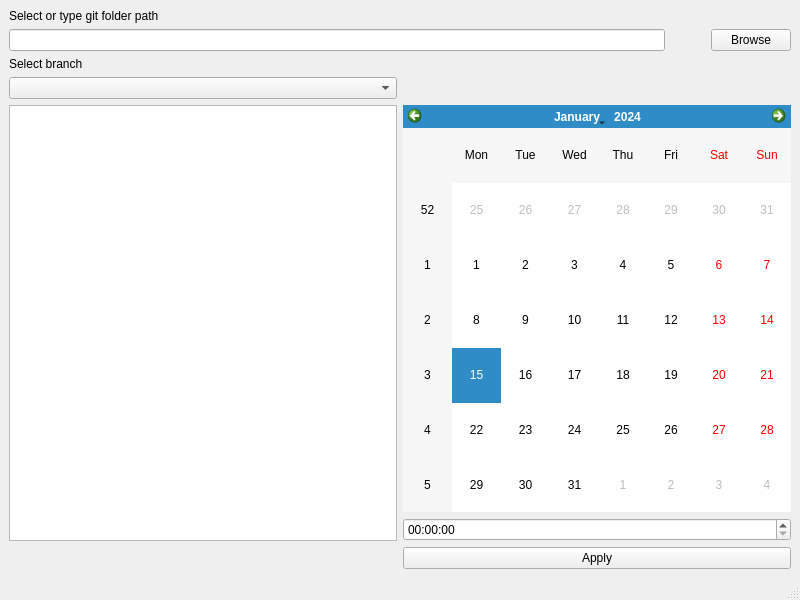
Before: the Qt Designer form main.ui in alexandernst/git-rewrite-date, drawn with Qt 5.
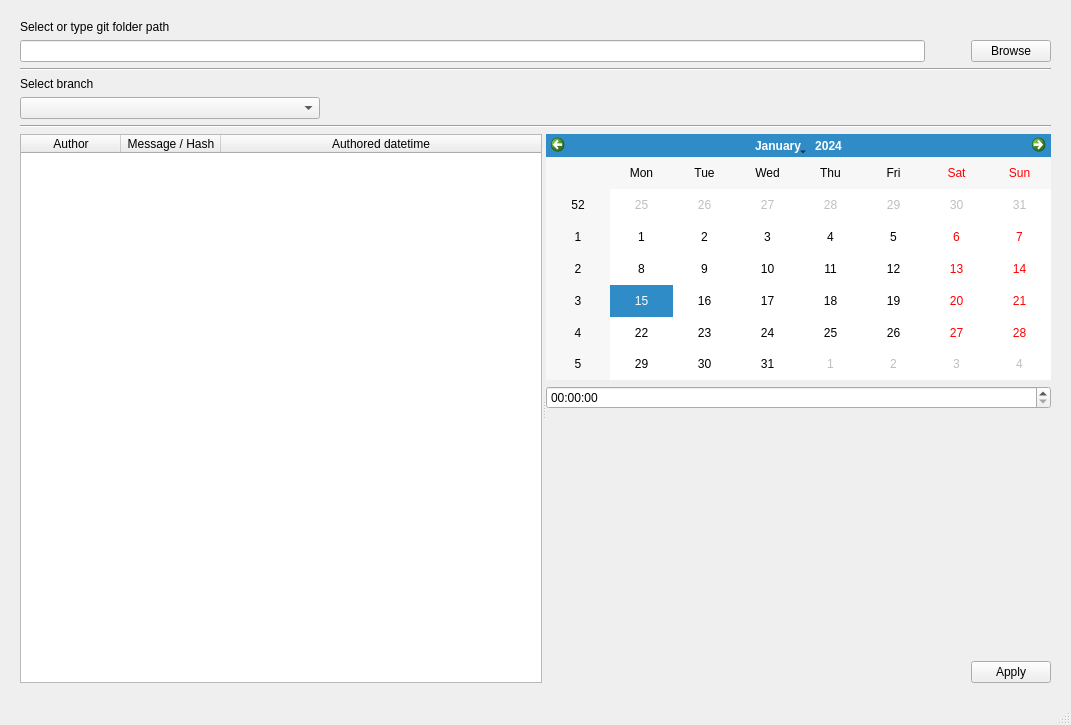
After: the same form once the commit is applied.

The edit to the form file:
```diff
--- a/main.ui
+++ b/main.ui
@@ -6,8 +6,8 @@
    <rect>
     <x>0</x>
     <y>0</y>
-    <width>800</width>
-    <height>600</height>
+    <width>1071</width>
+    <height>725</height>
    </rect>
   </property>
   <property name="windowTitle">
@@ -15,10 +15,187 @@
   </property>
   <widget class="QWidget" name="centralwidget">
    <layout class="QGridLayout" name="gridLayout">
-    <item row="0" column="0" colspan="2">
+    <property name="leftMargin">
+     <number>20</number>
+    </property>
+    <property name="topMargin">
+     <number>20</number>
+    </property>
+    <property name="rightMargin">
+     <number>20</number>
+    </property>
+    <property name="bottomMargin">
+     <number>20</number>
+    </property>
+    <item row="4" column="0">
+     <widget class="QSplitter" name="splitter">
+      <property name="orientation">
+       <enum>Qt::Horizontal</enum>
+      </property>
+      <widget class="QTableWidget" name="commits">
+       <property name="alternatingRowColors">
+        <bool>true</bool>
+       </property>
+       <property name="selectionBehavior">
+        <enum>QAbstractItemView::SelectRows</enum>
+       </property>
+       <attribute name="horizontalHeaderStretchLastSection">
+        <bool>true</bool>
+       </attribute>
+       <attribute name="verticalHeaderVisible">
+        <bool>false</bool>
+       </attribute>
+       <column>
+        <property name="text">
+         <string>Author</string>
+        </property>
+       </column>
+       <column>
+        <property name="text">
+         <string>Message / Hash</string>
+        </property>
+       </column>
+       <column>
+        <property name="text">
+         <string>Authored datetime</string>
+        </property>
+       </column>
+      </widget>
+      <widget class="QWidget" name="selectors" native="true">
+       <layout class="QGridLayout" name="gridLayout_2">
+        <property name="leftMargin">
+         <number>0</number>
+        </property>
+        <property name="topMargin">
+         <number>0</number>
+        </property>
+        <property name="rightMargin">
+         <number>0</number>
+        </property>
+        <property name="bottomMargin">
+         <number>0</number>
+        </property>
+        <item row="0" column="0">
+         <layout class="QVBoxLayout" name="verticalLayout_3">
+          <item>
+           <layout class="QVBoxLayout" name="verticalLayout_4">
+            <item>
+             <widget class="QCalendarWidget" name="date"/>
+            </item>
+            <item>
+             <widget class="QTimeEdit" name="time">
+              <property name="displayFormat">
+               <string>HH:mm:ss</string>
+              </property>
+             </widget>
+            </item>
+            <item>
+             <spacer name="verticalSpacer_2">
+              <property name="orientation">
+               <enum>Qt::Vertical</enum>
+              </property>
+              <property name="sizeHint" stdset="0">
+               <size>
+                <width>20</width>
+                <height>40</height>
+               </size>
+              </property>
+             </spacer>
+            </item>
+           </layout>
+          </item>
+          <item>
+           <layout class="QHBoxLayout" name="horizontalLayout_5">
+            <item>
+             <spacer name="horizontalSpacer_5">
+              <property name="orientation">
+               <enum>Qt::Horizontal</enum>
+              </property>
+              <property name="sizeHint" stdset="0">
+               <size>
+                <width>40</width>
+                <height>20</height>
+               </size>
+              </property>
+             </spacer>
+            </item>
+            <item>
+             <widget class="QPushButton" name="apply">
+              <property name="text">
+               <string>Apply</string>
+              </property>
+             </widget>
+            </item>
+           </layout>
+          </item>
+         </layout>
+        </item>
+       </layout>
+       <zorder></zorder>
+       <zorder>layoutWidget</zorder>
+      </widget>
+     </widget>
+    </item>
+    <item row="2" column="0">
+     <layout class="QVBoxLayout" name="verticalLayout_2">
+      <item>
+       <widget class="QLabel" name="label_2">
+        <property name="sizePolicy">
+         <sizepolicy hsizetype="Fixed" vsizetype="Fixed">
+          <horstretch>0</horstretch>
+          <verstretch>0</verstretch>
+         </sizepolicy>
+        </property>
+        <property name="text">
+         <string>Select branch</string>
+        </property>
+       </widget>
+      </item>
+      <item>
+       <layout class="QHBoxLayout" name="horizontalLayout_3">
+        <property name="sizeConstraint">
+         <enum>QLayout::SetFixedSize</enum>
+        </property>
+        <item>
+         <widget class="QComboBox" name="branches">
+          <property name="minimumSize">
+           <size>
+            <width>300</width>
+            <height>0</height>
+           </size>
+          </property>
+         </widget>
+        </item>
+        <item>
+         <spacer name="horizontalSpacer_3">
+          <property name="orientation">
+           <enum>Qt::Horizontal</enum>
+          </property>
+          <property name="sizeType">
+           <enum>QSizePolicy::Expanding</enum>
+          </property>
+          <property name="sizeHint" stdset="0">
+           <size>
+            <width>40</width>
+            <height>20</height>
+           </size>
+          </property>
+         </spacer>
+        </item>
+       </layout>
+      </item>
+     </layout>
+    </item>
+    <item row="0" column="0">
      <layout class="QVBoxLayout" name="verticalLayout">
       <item>
        <widget class="QLabel" name="label">
+        <property name="sizePolicy">
+         <sizepolicy hsizetype="Fixed" vsizetype="Fixed">
+          <horstretch>0</horstretch>
+          <verstretch>0</verstretch>
+         </sizepolicy>
+        </property>
         <property name="text">
          <string>Select or type git folder path</string>
         </property>
@@ -57,44 +234,16 @@
      </layout>
     </item>
     <item row="1" column="0">
-     <layout class="QVBoxLayout" name="verticalLayout_2">
-      <item>
-       <widget class="QLabel" name="label_2">
-        <property name="text">
-         <string>Select branch</string>
-        </property>
-       </widget>
-      </item>
-      <item>
-       <widget class="QComboBox" name="comboBox"/>
-      </item>
-     </layout>
+     <widget class="Line" name="line">
+      <property name="orientation">
+       <enum>Qt::Horizontal</enum>
+      </property>
+     </widget>
     </item>
-    <item row="2" column="0" colspan="2">
-     <layout class="QHBoxLayout" name="horizontalLayout">
-      <item>
-       <widget class="QListWidget" name="listWidget">
-        <property name="alternatingRowColors">
-         <bool>true</bool>
-        </property>
-       </widget>
-      </item>
-      <item>
-       <layout class="QVBoxLayout" name="verticalLayout_3">
-        <item>
-         <widget class="QCalendarWidget" name="calendarWidget"/>
-        </item>
-        <item>
-         <widget class="QTimeEdit" name="timeEdit"/>
-        </item>
-       </layout>
-      </item>
-     </layout>
-    </item>
-    <item row="3" column="1">
-     <widget class="QPushButton" name="pushButton_2">
-      <property name="text">
-       <string>Apply</string>
+    <item row="3" column="0">
+     <widget class="Line" name="line_2">
+      <property name="orientation">
+       <enum>Qt::Horizontal</enum>
       </property>
      </widget>
     </item>
```
Left out of the diff: 128 changed lines with no effect on the pictures.
